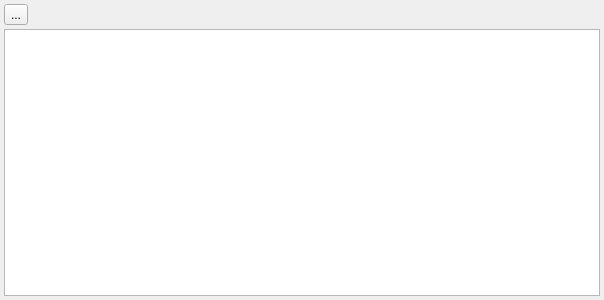
x-tools-author/x-tools, file src/x/coap/coapmsgview.ui: the form before one commit.
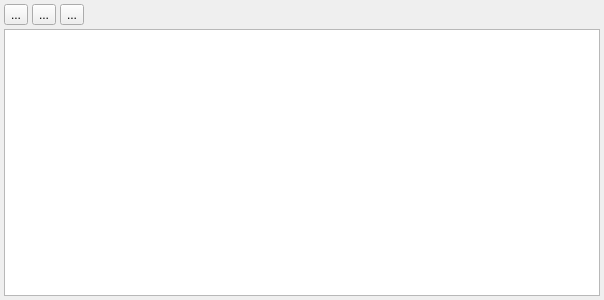
The form after the commit.

The edit to the form file:
```diff
--- a/src/x/coap/coapmsgview.ui
+++ b/src/x/coap/coapmsgview.ui
@@ -41,6 +41,20 @@
        </property>
       </widget>
      </item>
+     <item>
+      <widget class="QToolButton" name="toolButtonScrolling">
+       <property name="text">
+        <string>...</string>
+       </property>
+      </widget>
+     </item>
+     <item>
+      <widget class="QToolButton" name="toolButtonClear">
+       <property name="text">
+        <string>...</string>
+       </property>
+      </widget>
+     </item>
      <item>
       <widget class="QLabel" name="label">
        <property name="text">
```
